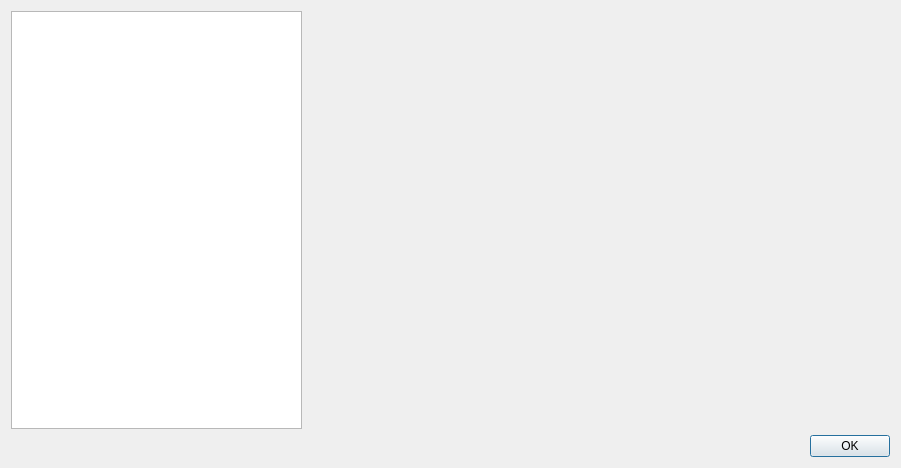
Above: src/dialogs/settingsdialog.ui from ModbusScope/ModbusScope before the change. Below: the same form after it.
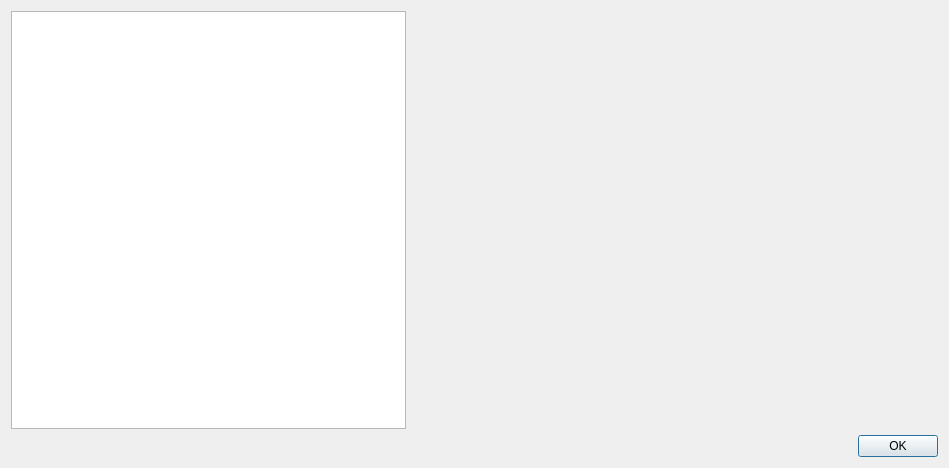
That is the form after the change.

Commit message:
Append adapter ID to settings dialog section labels
Show the adapter ID in brackets (e.g. "Connections [modbus-rtu]") so
sections from different adapters are unambiguous when their schema keys
are identical. Also widen the dialog and adjust stretch ratio to fit.

```diff
--- a/src/dialogs/settingsdialog.ui
+++ b/src/dialogs/settingsdialog.ui
@@ -6,7 +6,7 @@
    <rect>
     <x>0</x>
     <y>0</y>
-    <width>901</width>
+    <width>949</width>
     <height>468</height>
    </rect>
   </property>
@@ -15,7 +15,7 @@
   </property>
   <layout class="QVBoxLayout" name="verticalLayout">
    <item>
-    <layout class="QHBoxLayout" name="horizontalLayout" stretch="1,2">
+    <layout class="QHBoxLayout" name="horizontalLayout" stretch="3,4">
      <item>
       <widget class="QListWidget" name="settingsList"/>
      </item>
```
The commit also changes 1 other file.
